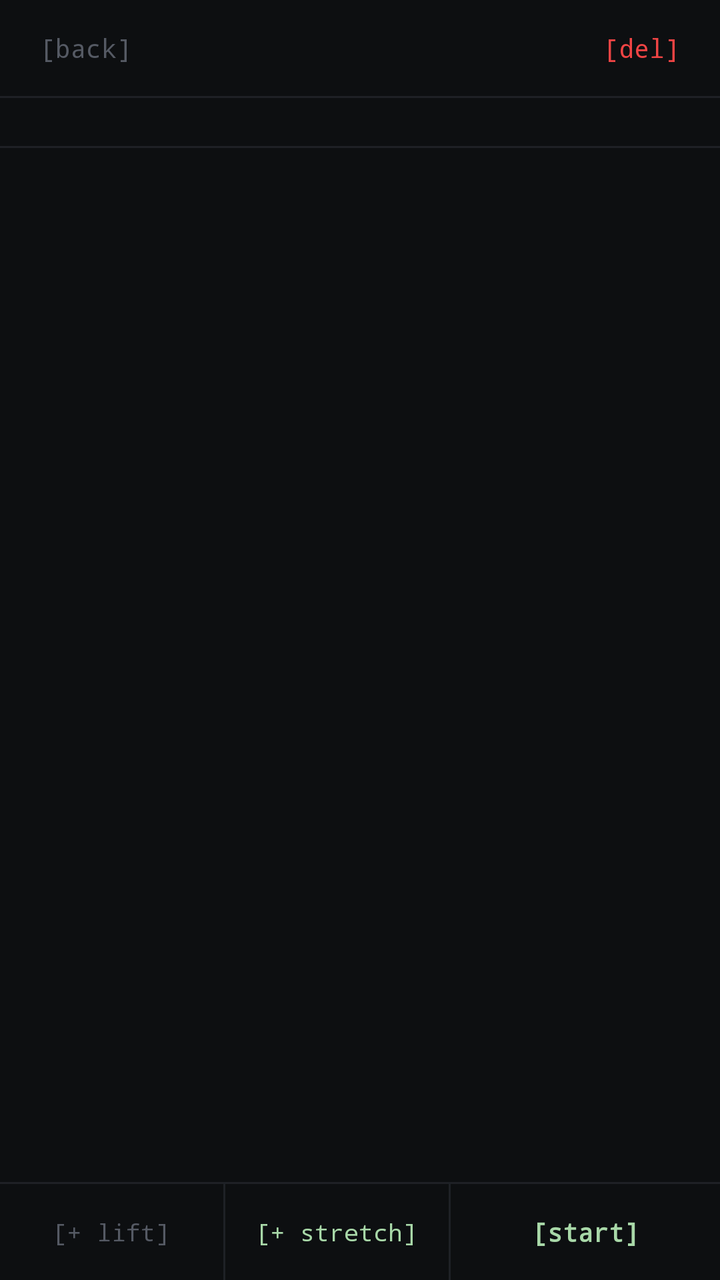
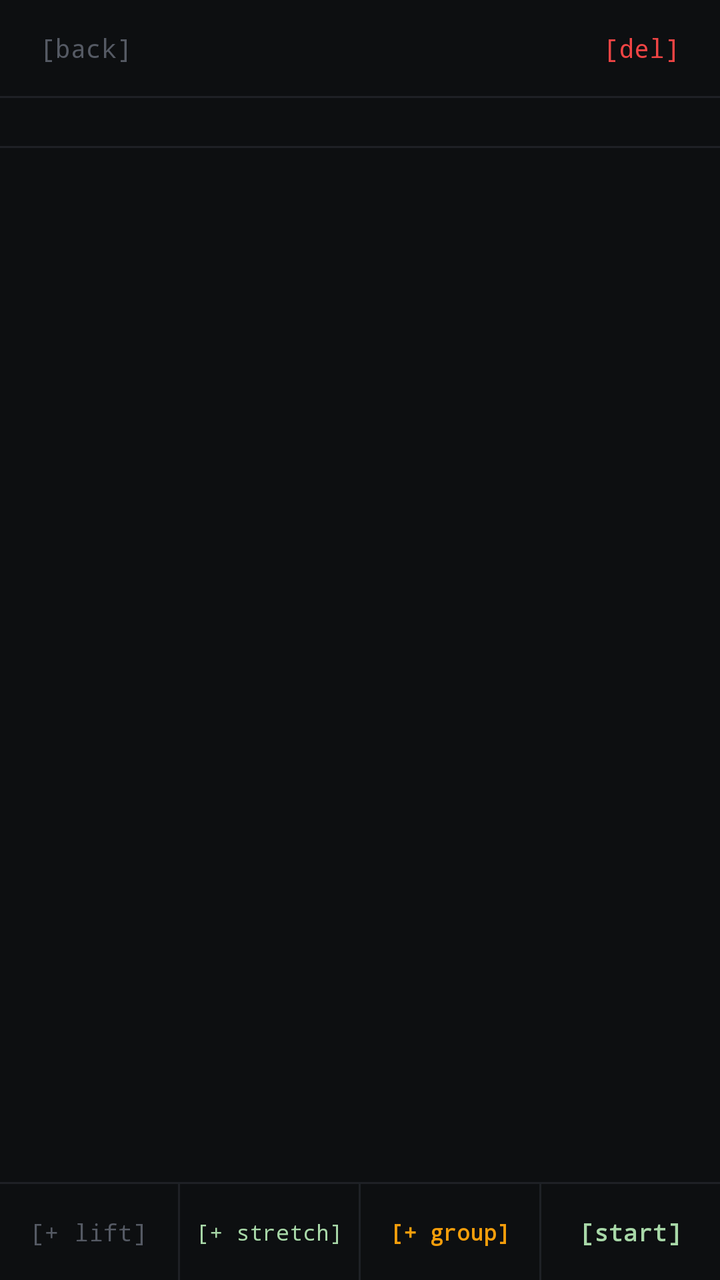

Screens rendered from an Android XML layout before and after an edit, with the pre-edit source and the edit as a unified diff.
<!-- AndroidManifest.xml: application theme android:Theme.NoTitleBar -->
<!-- res/layout/activity_plan_detail.xml -->
<?xml version="1.0" encoding="utf-8"?>
<LinearLayout xmlns:android="http://schemas.android.com/apk/res/android"
    android:layout_width="match_parent"
    android:layout_height="match_parent"
    android:orientation="vertical"
    android:background="#0D0F11">

    
    <LinearLayout
        android:layout_width="match_parent"
        android:layout_height="48dp"
        android:orientation="horizontal"
        android:gravity="center_vertical"
        android:paddingLeft="16dp"
        android:paddingRight="16dp">

        <TextView
            android:id="@+id/tvBack"
            android:layout_width="wrap_content"
            android:layout_height="wrap_content"
            android:text="[back]"
            android:textColor="#555A64"
            android:textSize="13sp"
            android:typeface="monospace"
            android:padding="4dp"/>

        <TextView
            android:id="@+id/tvPlanName"
            android:layout_width="0dp"
            android:layout_height="wrap_content"
            android:layout_weight="1"
            android:textColor="#E0E2E6"
            android:textSize="16sp"
            android:typeface="monospace"
            android:textStyle="bold"
            android:gravity="center"
            android:singleLine="true"
            android:ellipsize="end"/>

        <TextView
            android:id="@+id/tvDelete"
            android:layout_width="wrap_content"
            android:layout_height="wrap_content"
            android:text="[del]"
            android:textColor="#EF4444"
            android:textSize="13sp"
            android:typeface="monospace"
            android:padding="4dp"/>
    </LinearLayout>

    <View
        android:layout_width="match_parent"
        android:layout_height="1dp"
        android:background="#1E2126"/>

    
    <LinearLayout
        android:id="@+id/layoutDays"
        android:layout_width="match_parent"
        android:layout_height="wrap_content"
        android:orientation="horizontal"
        android:padding="12dp"
        android:gravity="center"/>

    <View
        android:layout_width="match_parent"
        android:layout_height="1dp"
        android:background="#1E2126"/>

    
    <ListView
        android:id="@+id/lvExercises"
        android:layout_width="match_parent"
        android:layout_height="0dp"
        android:layout_weight="1"
        android:divider="#1E2126"
        android:dividerHeight="1dp"
        android:scrollbars="none"
        android:background="#0D0F11"/>

    <View
        android:layout_width="match_parent"
        android:layout_height="1dp"
        android:background="#1E2126"/>

    
    <LinearLayout
        android:layout_width="match_parent"
        android:layout_height="48dp"
        android:orientation="horizontal"
        android:background="#0D0F11">

        <TextView
            android:id="@+id/tvAddExercise"
            android:layout_width="0dp"
            android:layout_height="match_parent"
            android:layout_weight="1"
            android:text="[+ lift]"
            android:textColor="#555A64"
            android:textSize="12sp"
            android:typeface="monospace"
            android:gravity="center"
            android:background="@drawable/row_selector"/>

        <View
            android:layout_width="1dp"
            android:layout_height="match_parent"
            android:background="#1E2126"/>

        <TextView
            android:id="@+id/tvAddStretch"
            android:layout_width="0dp"
            android:layout_height="match_parent"
            android:layout_weight="1"
            android:text="[+ stretch]"
            android:textColor="#A8D8A8"
            android:textSize="12sp"
            android:typeface="monospace"
            android:gravity="center"
            android:background="@drawable/row_selector"/>

        <View
            android:layout_width="1dp"
            android:layout_height="match_parent"
            android:background="#1E2126"/>

        <TextView
            android:id="@+id/tvStartWorkout"
            android:layout_width="0dp"
            android:layout_height="match_parent"
            android:layout_weight="1.2"
            android:text="[start]"
            android:textColor="#A8D8A8"
            android:textSize="13sp"
            android:typeface="monospace"
            android:textStyle="bold"
            android:gravity="center"
            android:background="@drawable/row_selector"/>
    </LinearLayout>
</LinearLayout>
<!-- resources referenced by this layout -->
<resources>
  <!-- drawable row_selector (drawable) -->
  <?xml version="1.0" encoding="utf-8"?>
  <selector xmlns:android="http://schemas.android.com/apk/res/android">
      <item android:state_pressed="true">
          <color android:color="#1A1C20"/>
      </item>
      <item android:state_focused="true">
          <color android:color="#1A1C20"/>
      </item>
      <item>
          <color android:color="#0D0F11"/>
      </item>
  </selector>
</resources>

<!-- the commit's change to res/layout/activity_plan_detail.xml (unified diff, before → after) -->
@@ -62,6 +62,20 @@
         android:padding="12dp"
         android:gravity="center"/>
 
+    <TextView
+        android:id="@+id/tvGroupSubtitle"
+        android:layout_width="match_parent"
+        android:layout_height="wrap_content"
+        android:text="reusable routine · add to any day via [+ group]"
+        android:textColor="#555A64"
+        android:textSize="11sp"
+        android:typeface="monospace"
+        android:paddingLeft="16dp"
+        android:paddingRight="16dp"
+        android:paddingTop="8dp"
+        android:paddingBottom="8dp"
+        android:visibility="gone"/>
+
     <View
         android:layout_width="match_parent"
         android:layout_height="1dp"
@@ -114,12 +128,32 @@
             android:layout_weight="1"
             android:text="[+ stretch]"
             android:textColor="#A8D8A8"
-            android:textSize="12sp"
+            android:textSize="11sp"
             android:typeface="monospace"
             android:gravity="center"
             android:background="@drawable/row_selector"/>
 
         <View
+            android:id="@+id/divGroup"
+            android:layout_width="1dp"
+            android:layout_height="match_parent"
+            android:background="#1E2126"/>
+
+        <TextView
+            android:id="@+id/tvAddGroup"
+            android:layout_width="0dp"
+            android:layout_height="match_parent"
+            android:layout_weight="1"
+            android:text="[+ group]"
+            android:textColor="#F59E0B"
+            android:textSize="11sp"
+            android:typeface="monospace"
+            android:textStyle="bold"
+            android:gravity="center"
+            android:background="@drawable/row_selector"/>
+
+        <View
+            android:id="@+id/divStart"
             android:layout_width="1dp"
             android:layout_height="match_parent"
             android:background="#1E2126"/>
@@ -128,10 +162,10 @@
             android:id="@+id/tvStartWorkout"
             android:layout_width="0dp"
             android:layout_height="match_parent"
-            android:layout_weight="1.2"
+            android:layout_weight="1"
             android:text="[start]"
             android:textColor="#A8D8A8"
-            android:textSize="13sp"
+            android:textSize="12sp"
             android:typeface="monospace"
             android:textStyle="bold"
             android:gravity="center"
